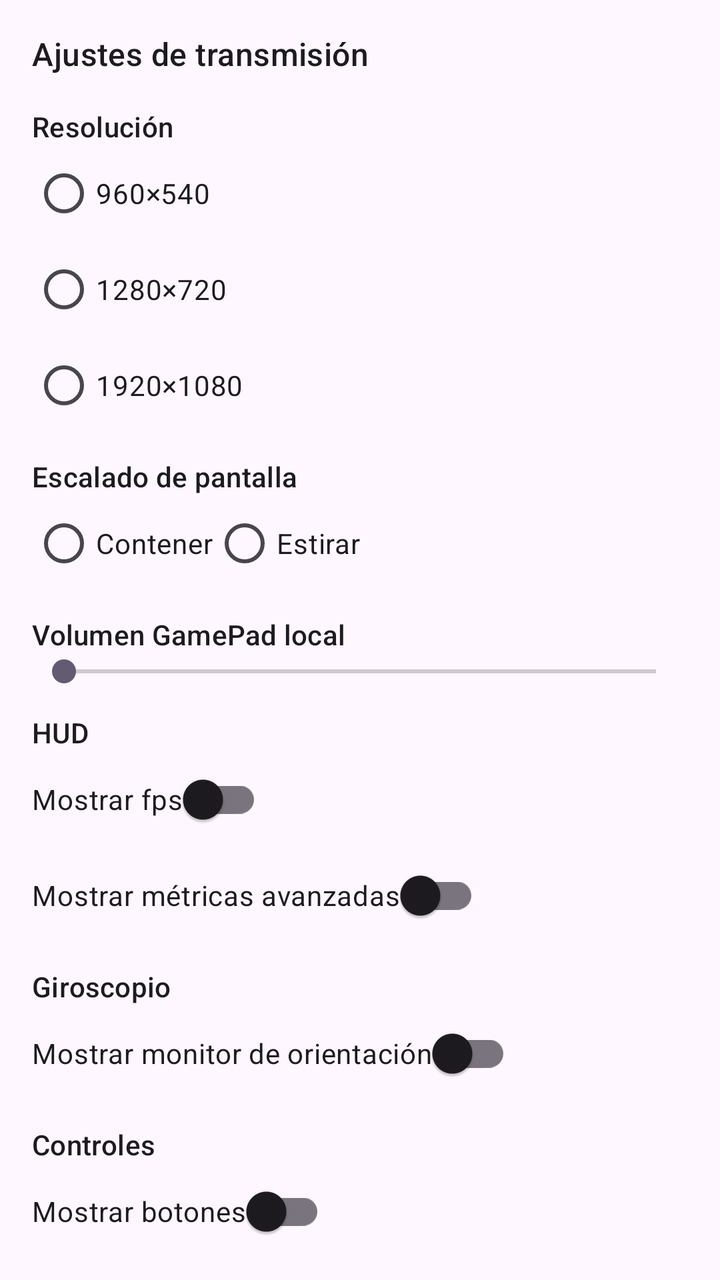
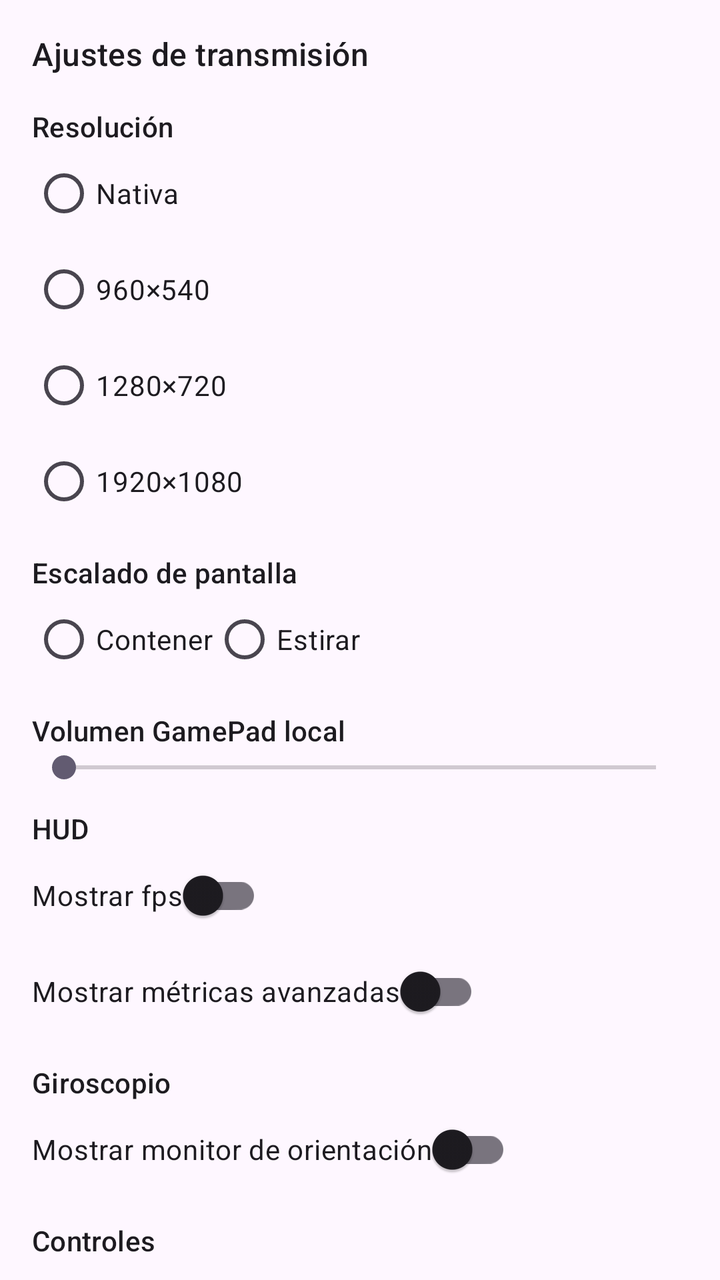

Two renders of the same Android screen: before a commit and after it. Below are the layout's source before the change and the commit's diff.
<!-- AndroidManifest.xml: application theme Theme.Twinpad -->
<!-- res/layout/drawer_settings.xml -->
<?xml version="1.0" encoding="utf-8"?>
<androidx.core.widget.NestedScrollView xmlns:android="http://schemas.android.com/apk/res/android"
    android:id="@+id/drawer_scroll"
    android:layout_width="match_parent"
    android:layout_height="match_parent"
    android:fillViewport="true"
    android:overScrollMode="ifContentScrolls">

    <LinearLayout
        android:id="@+id/drawer_content"
        android:layout_width="match_parent"
        android:layout_height="wrap_content"
        android:orientation="vertical"
        android:padding="16dp">

        <TextView
            android:layout_width="wrap_content"
            android:layout_height="wrap_content"
            android:text="@string/settings_title"
            android:textAppearance="?attr/textAppearanceTitleMedium" />

        <TextView
            android:layout_width="wrap_content"
            android:layout_height="wrap_content"
            android:layout_marginTop="16dp"
            android:text="@string/settings_resolution"
            android:textAppearance="?attr/textAppearanceLabelLarge" />

        <RadioGroup
            android:id="@+id/resolution_group"
            android:layout_width="wrap_content"
            android:layout_height="wrap_content"
            android:orientation="vertical">

            <RadioButton
                android:id="@+id/resolution_960x540"
                android:layout_width="wrap_content"
                android:layout_height="wrap_content"
                android:text="960×540" />

            <RadioButton
                android:id="@+id/resolution_1280x720"
                android:layout_width="wrap_content"
                android:layout_height="wrap_content"
                android:text="1280×720" />

            <RadioButton
                android:id="@+id/resolution_1920x1080"
                android:layout_width="wrap_content"
                android:layout_height="wrap_content"
                android:text="1920×1080" />
        </RadioGroup>

        <TextView
            android:layout_width="wrap_content"
            android:layout_height="wrap_content"
            android:layout_marginTop="12dp"
            android:text="@string/settings_scale"
            android:textAppearance="?attr/textAppearanceLabelLarge" />

        <RadioGroup
            android:id="@+id/scale_group"
            android:layout_width="wrap_content"
            android:layout_height="wrap_content"
            android:orientation="horizontal">

            <RadioButton
                android:id="@+id/scale_contain"
                android:layout_width="wrap_content"
                android:layout_height="wrap_content"
                android:text="@string/settings_scale_contain" />

            <RadioButton
                android:id="@+id/scale_expand"
                android:layout_width="wrap_content"
                android:layout_height="wrap_content"
                android:text="@string/settings_scale_expand" />
        </RadioGroup>

        <TextView
            android:layout_width="wrap_content"
            android:layout_height="wrap_content"
            android:layout_marginTop="12dp"
            android:text="@string/settings_audio"
            android:textAppearance="?attr/textAppearanceLabelLarge" />

        <SeekBar
            android:id="@+id/audio_volume_seek"
            android:layout_width="match_parent"
            android:layout_height="wrap_content"
            android:max="100" />

        <TextView
            android:layout_width="wrap_content"
            android:layout_height="wrap_content"
            android:layout_marginTop="12dp"
            android:text="@string/settings_hud"
            android:textAppearance="?attr/textAppearanceLabelLarge" />

        <com.google.android.material.switchmaterial.SwitchMaterial
            android:id="@+id/switch_show_fps"
            android:layout_width="wrap_content"
            android:layout_height="wrap_content"
            android:text="@string/settings_show_fps" />

        
        <com.google.android.material.switchmaterial.SwitchMaterial
            android:id="@+id/switch_advanced_metrics"
            android:layout_width="wrap_content"
            android:layout_height="wrap_content"
            android:text="@string/settings_show_advanced_metrics" />

        <TextView
            android:layout_width="wrap_content"
            android:layout_height="wrap_content"
            android:layout_marginTop="12dp"
            android:text="@string/settings_gyro"
            android:textAppearance="?attr/textAppearanceLabelLarge" />

        <com.google.android.material.switchmaterial.SwitchMaterial
            android:id="@+id/switch_show_gyro_monitor"
            android:layout_width="wrap_content"
            android:layout_height="wrap_content"
            android:text="@string/settings_show_gyro_monitor" />

        <TextView
            android:layout_width="wrap_content"
            android:layout_height="wrap_content"
            android:layout_marginTop="12dp"
            android:text="@string/settings_controls"
            android:textAppearance="?attr/textAppearanceLabelLarge" />

        <com.google.android.material.switchmaterial.SwitchMaterial
            android:id="@+id/switch_show_controls"
            android:layout_width="wrap_content"
            android:layout_height="wrap_content"
            android:text="@string/settings_show_controls" />

        <TextView
            android:layout_width="wrap_content"
            android:layout_height="wrap_content"
            android:layout_marginTop="12dp"
            android:text="@string/settings_distribution"
            android:textAppearance="?attr/textAppearanceLabelLarge" />

        
        <com.google.android.material.switchmaterial.SwitchMaterial
            android:id="@+id/switch_nintendo_distribution"
            android:layout_width="wrap_content"
            android:layout_height="wrap_content"
            android:text="@string/settings_nintendo_distribution" />

        <TextView
            android:layout_width="wrap_content"
            android:layout_height="wrap_content"
            android:layout_marginTop="12dp"
            android:text="@string/settings_camera"
            android:textAppearance="?attr/textAppearanceLabelLarge" />

        
        <com.google.android.material.switchmaterial.SwitchMaterial
            android:id="@+id/switch_camera_stream"
            android:layout_width="wrap_content"
            android:layout_height="wrap_content"
            android:text="@string/settings_camera_stream" />

        <RadioGroup
            android:id="@+id/camera_lens_group"
            android:layout_width="wrap_content"
            android:layout_height="wrap_content"
            android:orientation="horizontal">

            <RadioButton
                android:id="@+id/camera_lens_front"
                android:layout_width="wrap_content"
                android:layout_height="wrap_content"
                android:text="@string/settings_camera_front" />

            <RadioButton
                android:id="@+id/camera_lens_back"
                android:layout_width="wrap_content"
                android:layout_height="wrap_content"
                android:text="@string/settings_camera_back" />
        </RadioGroup>

        <Button
            android:id="@+id/btn_close_drawer"
            android:layout_width="match_parent"
            android:layout_height="wrap_content"
            android:text="@string/settings_close" />

    </LinearLayout>
</androidx.core.widget.NestedScrollView>
<!-- resources referenced by this layout -->
<resources>
  <string name="settings_audio">Volumen GamePad local</string>
  <string name="settings_camera">Cámara del teléfono (Cemu)</string>
  <string name="settings_camera_back">Trasera</string>
  <string name="settings_camera_front">Frontal</string>
  <string name="settings_camera_stream">Enviar cámara al GamePad</string>
  <string name="settings_close">Cerrar</string>
  <string name="settings_controls">Controles</string>
  <string name="settings_distribution">Distribución</string>
  <string name="settings_gyro">Giroscopio</string>
  <string name="settings_hud">HUD</string>
  <string name="settings_nintendo_distribution">Distribución Nintendo</string>
  <string name="settings_resolution">Resolución</string>
  <string name="settings_scale">Escalado de pantalla</string>
  <string name="settings_scale_contain">Contener</string>
  <string name="settings_scale_expand">Estirar</string>
  <string name="settings_show_advanced_metrics">Mostrar métricas avanzadas</string>
  <string name="settings_show_controls">Mostrar botones</string>
  <string name="settings_show_fps">Mostrar fps</string>
  <string name="settings_show_gyro_monitor">Mostrar monitor de orientación</string>
  <string name="settings_title">Ajustes de transmisión</string>
  <style name="Theme.Twinpad" parent="Theme.Material3.DayNight.NoActionBar">
          <item name="android:statusBarColor">@android:color/black</item>
      </style>
</resources>

<!-- the commit's change to res/layout/drawer_settings.xml (unified diff, before → after) -->
@@ -32,6 +32,13 @@
             android:layout_height="wrap_content"
             android:orientation="vertical">
 
+            
+            <RadioButton
+                android:id="@+id/resolution_native"
+                android:layout_width="wrap_content"
+                android:layout_height="wrap_content"
+                android:text="Nativa" />
+
             <RadioButton
                 android:id="@+id/resolution_960x540"
                 android:layout_width="wrap_content"
